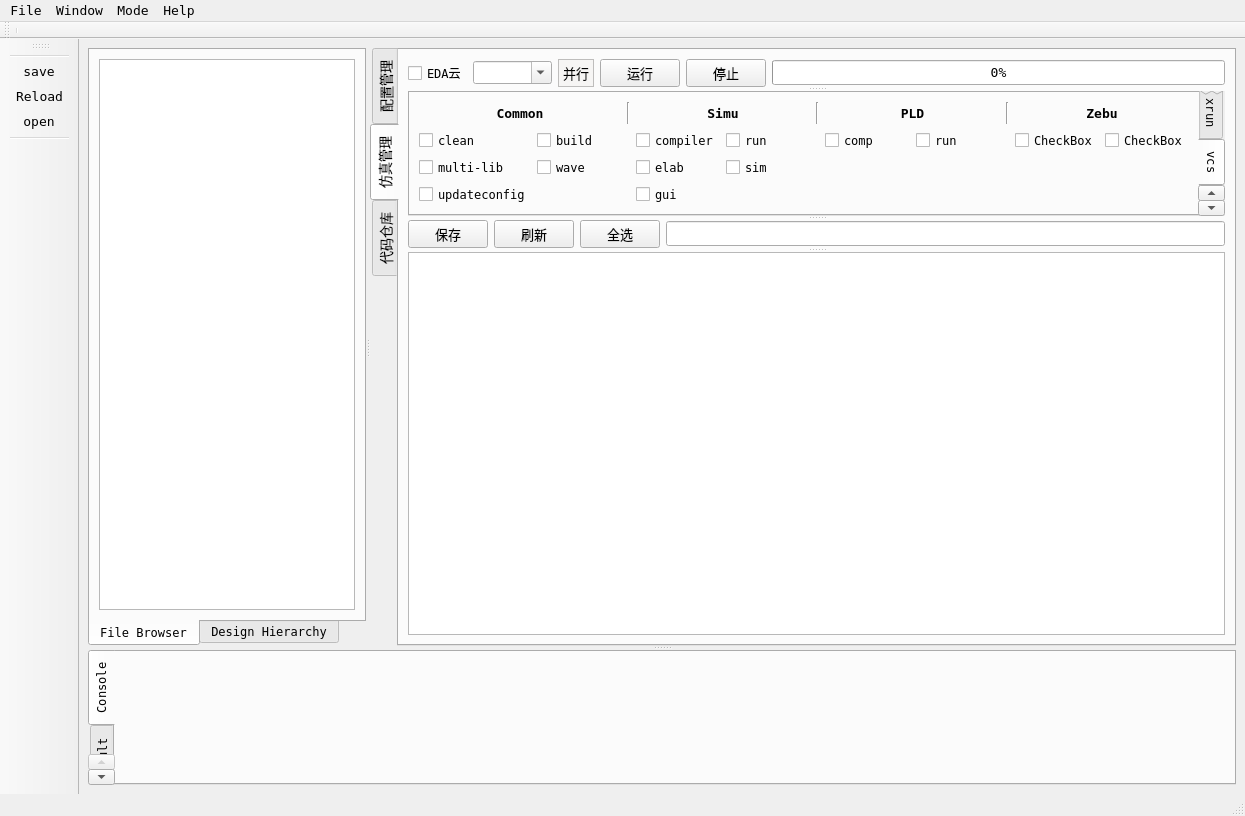
Old version of the form uvs.ui in the repository henry-czh/uvs_smt.
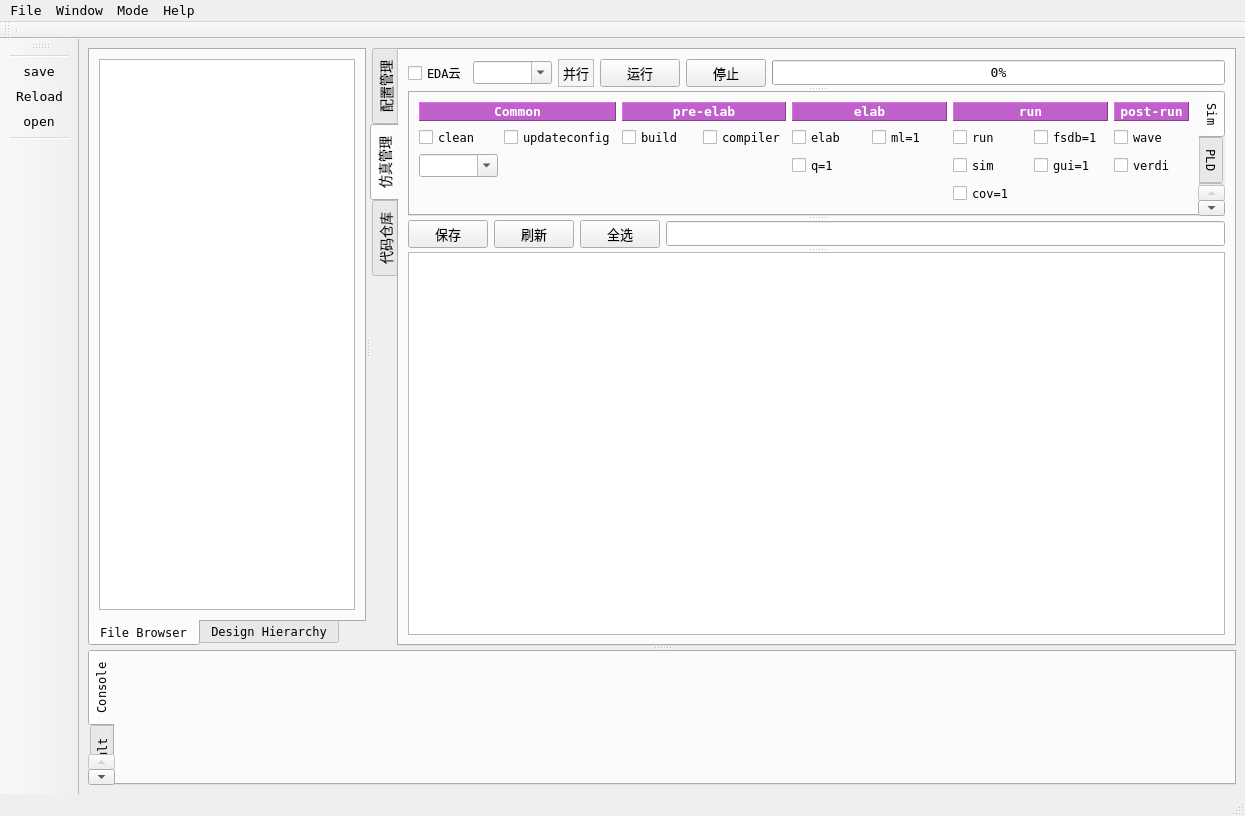
New version of the form. The open tabs and pages were chosen to show the change. Icons and pictures are not drawn.

Patch:
```diff
--- a/uvs.ui
+++ b/uvs.ui
@@ -550,17 +550,155 @@
              </property>
              <widget class="QWidget" name="xrun_tab">
               <attribute name="title">
-               <string>xrun</string>
+               <string>Sim</string>
               </attribute>
               <layout class="QFormLayout" name="formLayout">
                <item row="0" column="0" colspan="2">
                 <layout class="QGridLayout" name="gridLayout">
-                 <item row="0" column="1">
+                 <item row="1" column="4">
+                  <widget class="QCheckBox" name="simu_elabCB">
+                   <property name="text">
+                    <string>elab</string>
+                   </property>
+                  </widget>
+                 </item>
+                 <item row="1" column="7">
+                  <widget class="QCheckBox" name="fsdbCB">
+                   <property name="text">
+                    <string>fsdb=1</string>
+                   </property>
+                  </widget>
+                 </item>
+                 <item row="0" column="8">
+                  <widget class="QLabel" name="label_21">
+                   <property name="font">
+                    <font>
+                     <family>DejaVu Sans Mono</family>
+                     <pointsize>10</pointsize>
+                     <weight>75</weight>
+                     <bold>true</bold>
+                    </font>
+                   </property>
+                   <property name="styleSheet">
+                    <string notr="true">background-color: rgb(192, 97, 203);
+color: rgb(255, 255, 255);</string>
+                   </property>
+                   <property name="frameShape">
+                    <enum>QFrame::Panel</enum>
+                   </property>
+                   <property name="frameShadow">
+                    <enum>QFrame::Raised</enum>
+                   </property>
+                   <property name="text">
+                    <string>post-run</string>
+                   </property>
+                   <property name="alignment">
+                    <set>Qt::AlignCenter</set>
+                   </property>
+                  </widget>
+                 </item>
+                 <item row="1" column="1">
+                  <widget class="QCheckBox" name="updateconfigsCB">
+                   <property name="text">
+                    <string>updateconfig</string>
+                   </property>
+                  </widget>
+                 </item>
+                 <item row="3" column="8">
+                  <widget class="QCheckBox" name="verdiCB">
+                   <property name="toolTip">
+                    <string>使用Verii打开fsdb波形，要求 run带fsdb=1</string>
+                   </property>
+                   <property name="text">
+                    <string>verdi</string>
+                   </property>
+                  </widget>
+                 </item>
+                 <item row="3" column="0">
+                  <widget class="QComboBox" name="comboBox_tool">
+                   <property name="toolTip">
+                    <string>选择仿真工具</string>
+                   </property>
+                   <property name="editable">
+                    <bool>true</bool>
+                   </property>
+                   <property name="currentText">
+                    <string/>
+                   </property>
+                   <property name="currentIndex">
+                    <number>-1</number>
+                   </property>
+                  </widget>
+                 </item>
+                 <item row="1" column="3">
+                  <widget class="QCheckBox" name="compiler">
+                   <property name="text">
+                    <string>compiler</string>
+                   </property>
+                  </widget>
+                 </item>
+                 <item row="0" column="6" colspan="2">
+                  <widget class="QLabel" name="label_4">
+                   <property name="font">
+                    <font>
+                     <family>DejaVu Sans Mono</family>
+                     <pointsize>10</pointsize>
+                     <weight>75</weight>
+                     <bold>true</bold>
+                    </font>
+                   </property>
+                   <property name="styleSheet">
+                    <string notr="true">background-color: rgb(192, 97, 203);
+color: rgb(255, 255, 255);</string>
+                   </property>
+                   <property name="frameShape">
+                    <enum>QFrame::Panel</enum>
+                   </property>
+                   <property name="frameShadow">
+                    <enum>QFrame::Raised</enum>
+                   </property>
+                   <property name="text">
+                    <string>run</string>
+                   </property>
+                   <property name="alignment">
+                    <set>Qt::AlignCenter</set>
+                   </property>
+                  </widget>
+                 </item>
+                 <item row="0" column="0" colspan="2">
+                  <widget class="QLabel" name="label">
+                   <property name="font">
+                    <font>
+                     <family>DejaVu Sans Mono</family>
+                     <pointsize>10</pointsize>
+                     <weight>75</weight>
+                     <bold>true</bold>
+                    </font>
+                   </property>
+                   <property name="styleSheet">
+                    <string notr="true">background-color: rgb(192, 97, 203);
+color: rgb(255, 255, 255);</string>
+                   </property>
+                   <property name="frameShape">
+                    <enum>QFrame::Panel</enum>
+                   </property>
+                   <property name="frameShadow">
+                    <enum>QFrame::Raised</enum>
+                   </property>
+                   <property name="text">
+                    <string>Common</string>
+                   </property>
+                   <property name="alignment">
+                    <set>Qt::AlignCenter</set>
+                   </property>
+                  </widget>
+                 </item>
+                 <item row="0" column="2" colspan="2">
                   <widget class="QLabel" name="label_3">
                    <property name="font">
                     <font>
-                     <family>Ubuntu</family>
-                     <pointsize>11</pointsize>
+                     <family>DejaVu Sans Mono</family>
+                     <pointsize>10</pointsize>
                      <weight>75</weight>
                      <bold>true</bold>
                      <underline>false</underline>
@@ -586,196 +724,84 @@
                    </property>
                   </widget>
                  </item>
-                 <item row="0" column="5">
-                  <widget class="QLabel" name="label_21">
-                   <property name="font">
-                    <font>
-                     <family>Ubuntu</family>
-                     <pointsize>11</pointsize>
-                     <weight>75</weight>
-                     <bold>true</bold>
-                    </font>
-                   </property>
-                   <property name="styleSheet">
-                    <string notr="true">background-color: rgb(192, 97, 203);
-color: rgb(255, 255, 255);</string>
-                   </property>
-                   <property name="frameShape">
-                    <enum>QFrame::Panel</enum>
-                   </property>
-                   <property name="frameShadow">
-                    <enum>QFrame::Raised</enum>
-                   </property>
+                 <item row="3" column="7">
+                  <widget class="QCheckBox" name="guiCB">
                    <property name="text">
-                    <string>post-run</string>
+                    <string>gui=1</string>
                    </property>
-                   <property name="alignment">
-                    <set>Qt::AlignCenter</set>
-                   </property>
                   </widget>
                  </item>
-                 <item row="0" column="3" colspan="2">
-                  <widget class="QLabel" name="label_4">
-                   <property name="font">
-                    <font>
-                     <family>Ubuntu</family>
-                     <pointsize>11</pointsize>
-                     <weight>75</weight>
-                     <bold>true</bold>
-                    </font>
-                   </property>
-                   <property name="styleSheet">
-                    <string notr="true">background-color: rgb(192, 97, 203);
-color: rgb(255, 255, 255);</string>
-                   </property>
-                   <property name="frameShape">
-                    <enum>QFrame::Panel</enum>
-                   </property>
-                   <property name="frameShadow">
-                    <enum>QFrame::Raised</enum>
-                   </property>
+                 <item row="1" column="8">
+                  <widget class="QCheckBox" name="waveCB">
                    <property name="text">
-                    <string>run</string>
-                   </property>
-                   <property name="alignment">
-                    <set>Qt::AlignCenter</set>
-                   </property>
-                  </widget>
-                 </item>
-                 <item row="1" column="3">
-                  <widget class="QCheckBox" name="simu_runCB">
-                   <property name="text">
-                    <string>run</string>
+                    <string>wave</string>
                    </property>
                   </widget>
                  </item>
                  <item row="1" column="2">
-                  <widget class="QCheckBox" name="simu_elabCB">
-                   <property name="text">
-                    <string>elab</string>
-                   </property>
-                  </widget>
-                 </item>
-                 <item row="2" column="3">
-                  <widget class="QCheckBox" name="simu_simCB">
-                   <property name="text">
-                    <string>sim</string>
-                   </property>
-                  </widget>
-                 </item>
-                 <item row="2" column="1">
-                  <widget class="QCheckBox" name="compiler">
-                   <property name="text">
-                    <string>compiler</string>
-                   </property>
-                  </widget>
-                 </item>
-                 <item row="1" column="0">
-                  <widget class="QCheckBox" name="cleanCB">
-                   <property name="text">
-                    <string>clean</string>
-                   </property>
-                  </widget>
-                 </item>
-                 <item row="1" column="1">
                   <widget class="QCheckBox" name="buildCB">
                    <property name="text">
                     <string>build</string>
                    </property>
                   </widget>
                  </item>
-                 <item row="1" column="4">
-                  <widget class="QCheckBox" name="fsdbCB">
+                 <item row="1" column="0">
+                  <widget class="QCheckBox" name="cleanCB">
                    <property name="text">
-                    <string>fsdb=1</string>
+                    <string>clean</string>
+                   </property>
+                  </widget>
+                 </item>
+                 <item row="4" column="6">
+                  <widget class="QCheckBox" name="coverCB">
+                   <property name="text">
+                    <string>cov=1</string>
+                   </property>
+                  </widget>
+                 </item>
+                 <item row="1" column="6">
+                  <widget class="QCheckBox" name="simu_runCB">
+                   <property name="text">
+                    <string>run</string>
                    </property>
                   </widget>
                  </item>
                  <item row="1" column="5">
-                  <widget class="QCheckBox" name="waveCB">
-                   <property name="text">
-                    <string>wave</string>
-                   </property>
-                  </widget>
-                 </item>
-                 <item row="2" column="4">
-                  <widget class="QCheckBox" name="guiCB">
-                   <property name="text">
-                    <string>gui=1</string>
-                   </property>
-                  </widget>
-                 </item>
-                 <item row="2" column="0">
-                  <widget class="QCheckBox" name="updateconfigsCB">
-                   <property name="text">
-                    <string>updateconfig</string>
-                   </property>
-                  </widget>
-                 </item>
-                 <item row="0" column="0">
-                  <widget class="QLabel" name="label">
-                   <property name="font">
-                    <font>
-                     <family>DejaVu Sans Mono</family>
-                     <pointsize>10</pointsize>
-                     <weight>75</weight>
-                     <bold>true</bold>
-                    </font>
-                   </property>
-                   <property name="styleSheet">
-                    <string notr="true">background-color: rgb(192, 97, 203);
-color: rgb(255, 255, 255);</string>
-                   </property>
-                   <property name="frameShape">
-                    <enum>QFrame::Panel</enum>
-                   </property>
-                   <property name="frameShadow">
-                    <enum>QFrame::Raised</enum>
-                   </property>
-                   <property name="text">
-                    <string>Common</string>
-                   </property>
-                   <property name="alignment">
-                    <set>Qt::AlignCenter</set>
-                   </property>
-                  </widget>
-                 </item>
-                 <item row="0" column="2">
-                  <widget class="QLabel" name="label_2">
-                   <property name="font">
-                    <font>
-                     <family>DejaVu Sans Mono</family>
-                     <pointsize>10</pointsize>
-                     <weight>75</weight>
-                     <bold>true</bold>
-                    </font>
-                   </property>
-                   <property name="styleSheet">
-                    <string notr="true">background-color: rgb(192, 97, 203);
-color: rgb(255, 255, 255);</string>
-                   </property>
-                   <property name="frameShape">
-                    <enum>QFrame::Panel</enum>
-                   </property>
-                   <property name="frameShadow">
-                    <enum>QFrame::Raised</enum>
-                   </property>
-                   <property name="text">
-                    <string>elab</string>
-                   </property>
-                   <property name="alignment">
-                    <set>Qt::AlignCenter</set>
-                   </property>
-                  </widget>
-                 </item>
-                 <item row="2" column="2">
                   <widget class="QCheckBox" name="mlCB">
                    <property name="text">
                     <string>ml=1</string>
                    </property>
                   </widget>
                  </item>
-                 <item row="3" column="2">
+                 <item row="0" column="4" colspan="2">
+                  <widget class="QLabel" name="label_2">
+                   <property name="font">
+                    <font>
+                     <family>DejaVu Sans Mono</family>
+                     <pointsize>10</pointsize>
+                     <weight>75</weight>
+                     <bold>true</bold>
+                    </font>
+                   </property>
+                   <property name="styleSheet">
+                    <string notr="true">background-color: rgb(192, 97, 203);
+color: rgb(255, 255, 255);</string>
+                   </property>
+                   <property name="frameShape">
+                    <enum>QFrame::Panel</enum>
+                   </property>
+                   <property name="frameShadow">
+                    <enum>QFrame::Raised</enum>
+                   </property>
+                   <property name="text">
+                    <string>elab</string>
+                   </property>
+                   <property name="alignment">
+                    <set>Qt::AlignCenter</set>
+                   </property>
+                  </widget>
+                 </item>
+                 <item row="3" column="4">
                   <widget class="QCheckBox" name="quitCB">
                    <property name="toolTip">
                     <string>静默编译，不打印到STDOUT</string>
@@ -785,225 +811,13 @@
                    </property>
                   </widget>
                  </item>
-                 <item row="2" column="5">
-                  <widget class="QCheckBox" name="verdiCB">
-                   <property name="toolTip">
-                    <string>使用Verii打开fsdb波形，要求 run带fsdb=1</string>
-                   </property>
-                   <property name="text">
-                    <string>verdi</string>
-                   </property>
-                  </widget>
-                 </item>
-                 <item row="3" column="3">
-                  <widget class="QCheckBox" name="coverCB">
-                   <property name="text">
-                    <string>cov=1</string>
-                   </property>
-                  </widget>
-                 </item>
-                </layout>
-               </item>
-              </layout>
-             </widget>
-             <widget class="QWidget" name="vcs_tab">
-              <attribute name="title">
-               <string>vcs</string>
-              </attribute>
-              <layout class="QGridLayout" name="gridLayout_7">
-               <item row="0" column="0">
-                <layout class="QGridLayout" name="gridLayout_2">
-                 <item row="0" column="2">
-                  <widget class="Line" name="line_11">
-                   <property name="orientation">
-                    <enum>Qt::Vertical</enum>
-                   </property>
-                  </widget>
-                 </item>
-                 <item row="1" column="6">
-                  <widget class="QCheckBox" name="pldcompCB_2">
-                   <property name="text">
-                    <string>comp</string>
-                   </property>
-                  </widget>
-                 </item>
-                 <item row="0" column="3" colspan="2">
-                  <widget class="QLabel" name="label_5">
-                   <property name="font">
-                    <font>
-                     <family>DejaVu Sans Mono</family>
-                     <pointsize>10</pointsize>
-                     <weight>75</weight>
-                     <bold>true</bold>
-                    </font>
-                   </property>
-                   <property name="text">
-                    <string>Simu</string>
-                   </property>
-                   <property name="alignment">
-                    <set>Qt::AlignCenter</set>
-                   </property>
-                  </widget>
-                 </item>
-                 <item row="0" column="8">
-                  <widget class="Line" name="line_5">
-                   <property name="orientation">
-                    <enum>Qt::Vertical</enum>
-                   </property>
-                  </widget>
-                 </item>
-                 <item row="1" column="0">
-                  <widget class="QCheckBox" name="cleanCB_2">
-                   <property name="text">
-                    <string>clean</string>
-                   </property>
-                  </widget>
-                 </item>
-                 <item row="2" column="4">
-                  <widget class="QCheckBox" name="simu_simCB_2">
+                 <item row="3" column="6">
+                  <widget class="QCheckBox" name="simu_simCB">
                    <property name="text">
                     <string>sim</string>
                    </property>
                   </widget>
                  </item>
-                 <item row="0" column="0" colspan="2">
-                  <widget class="QLabel" name="label_6">
-                   <property name="font">
-                    <font>
-                     <family>DejaVu Sans Mono</family>
-                     <pointsize>10</pointsize>
-                     <weight>75</weight>
-                     <bold>true</bold>
-                    </font>
-                   </property>
-                   <property name="text">
-                    <string>Common</string>
-                   </property>
-                   <property name="alignment">
-                    <set>Qt::AlignCenter</set>
-                   </property>
-                  </widget>
-                 </item>
-                 <item row="0" column="9" colspan="2">
-                  <widget class="QLabel" name="label_7">
-                   <property name="font">
-                    <font>
-                     <family>DejaVu Sans Mono</family>
-                     <pointsize>10</pointsize>
-                     <weight>75</weight>
-                     <bold>true</bold>
-                    </font>
-                   </property>
-                   <property name="text">
-                    <string>Zebu</string>
-                   </property>
-                   <property name="alignment">
-                    <set>Qt::AlignCenter</set>
-                   </property>
-                  </widget>
-                 </item>
-                 <item row="2" column="1">
-                  <widget class="QCheckBox" name="waveCB_2">
-                   <property name="text">
-                    <string>wave</string>
-                   </property>
-                  </widget>
-                 </item>
-                 <item row="0" column="5">
-                  <widget class="Line" name="line_6">
-                   <property name="orientation">
-                    <enum>Qt::Vertical</enum>
-                   </property>
-                  </widget>
-                 </item>
-                 <item row="1" column="4">
-                  <widget class="QCheckBox" name="simu_runCB_2">
-                   <property name="text">
-                    <string>run</string>
-                   </property>
-                  </widget>
-                 </item>
-                 <item row="1" column="7">
-                  <widget class="QCheckBox" name="pld_runCB_2">
-                   <property name="text">
-                    <string>run</string>
-                   </property>
-                  </widget>
-                 </item>
-                 <item row="1" column="10">
-                  <widget class="QCheckBox" name="checkBox_14">
-                   <property name="text">
-                    <string>CheckBox</string>
-                   </property>
-                  </widget>
-                 </item>
-                 <item row="2" column="0">
-                  <widget class="QCheckBox" name="mlCB_2">
-                   <property name="text">
-                    <string>multi-lib</string>
-                   </property>
-                  </widget>
-                 </item>
-                 <item row="1" column="1">
-                  <widget class="QCheckBox" name="buildCB_2">
-                   <property name="text">
-                    <string>build</string>
-                   </property>
-                  </widget>
-                 </item>
-                 <item row="0" column="6" colspan="2">
-                  <widget class="QLabel" name="label_8">
-                   <property name="font">
-                    <font>
-                     <family>DejaVu Sans Mono</family>
-                     <pointsize>10</pointsize>
-                     <weight>75</weight>
-                     <bold>true</bold>
-                    </font>
-                   </property>
-                   <property name="text">
-                    <string>PLD</string>
-                   </property>
-                   <property name="alignment">
-                    <set>Qt::AlignCenter</set>
-                   </property>
-                  </widget>
-                 </item>
-                 <item row="1" column="9">
-                  <widget class="QCheckBox" name="checkBox_5">
-                   <property name="text">
-                    <string>CheckBox</string>
-                   </property>
-                  </widget>
-                 </item>
-                 <item row="1" column="3">
-                  <widget class="QCheckBox" name="compiler_2">
-                   <property name="text">
-                    <string>compiler</string>
-                   </property>
-                  </widget>
-                 </item>
-                 <item row="2" column="3">
-                  <widget class="QCheckBox" name="simu_elabCB_2">
-                   <property name="text">
-                    <string>elab</string>
-                   </property>
-                  </widget>
-                 </item>
-                 <item row="3" column="0">
-                  <widget class="QCheckBox" name="updateconfigsCB_2">
-                   <property name="text">
-                    <string>updateconfig</string>
-                   </property>
-                  </widget>
-                 </item>
-                 <item row="3" column="3">
-                  <widget class="QCheckBox" name="guiCB_2">
-                   <property name="text">
-                    <string>gui</string>
-                   </property>
-                  </widget>
-                 </item>
                 </layout>
                </item>
               </layout>
```
